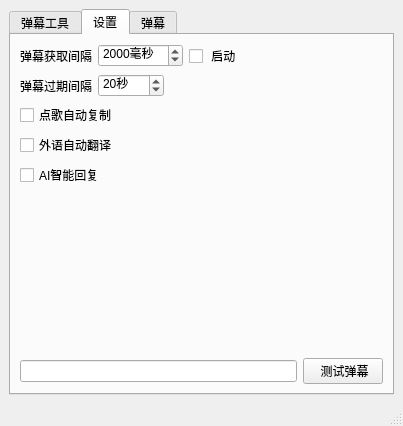
Qt form mainwindow.ui (iwxyi/Bilibili-MagicalDanmaku) before a commit.
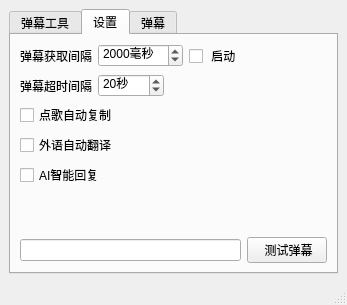
The same form after that commit.

```diff
--- a/mainwindow.ui
+++ b/mainwindow.ui
@@ -6,8 +6,8 @@
    <rect>
     <x>0</x>
     <y>0</y>
-    <width>403</width>
-    <height>426</height>
+    <width>347</width>
+    <height>305</height>
    </rect>
   </property>
   <property name="windowTitle">
@@ -135,7 +135,7 @@
           <item>
            <widget class="QLabel" name="label_3">
             <property name="text">
-             <string>弹幕过期间隔</string>
+             <string>弹幕超时间隔</string>
             </property>
            </widget>
           </item>
```
Left out of the diff: 2 changed lines with no effect on the pictures.
